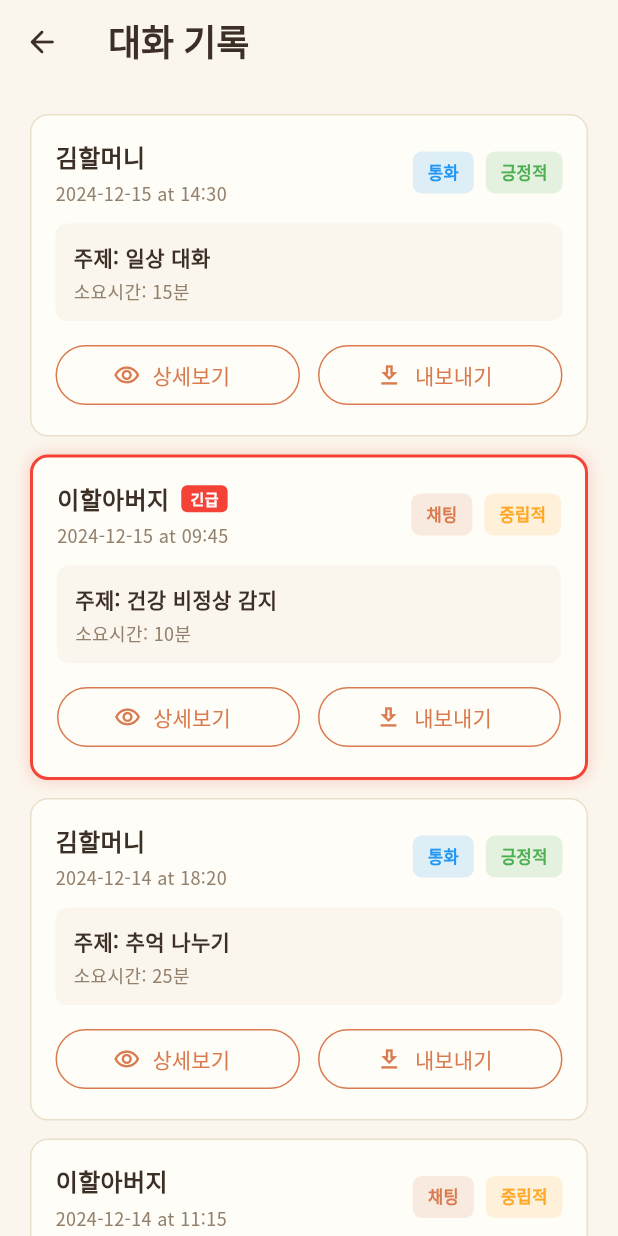
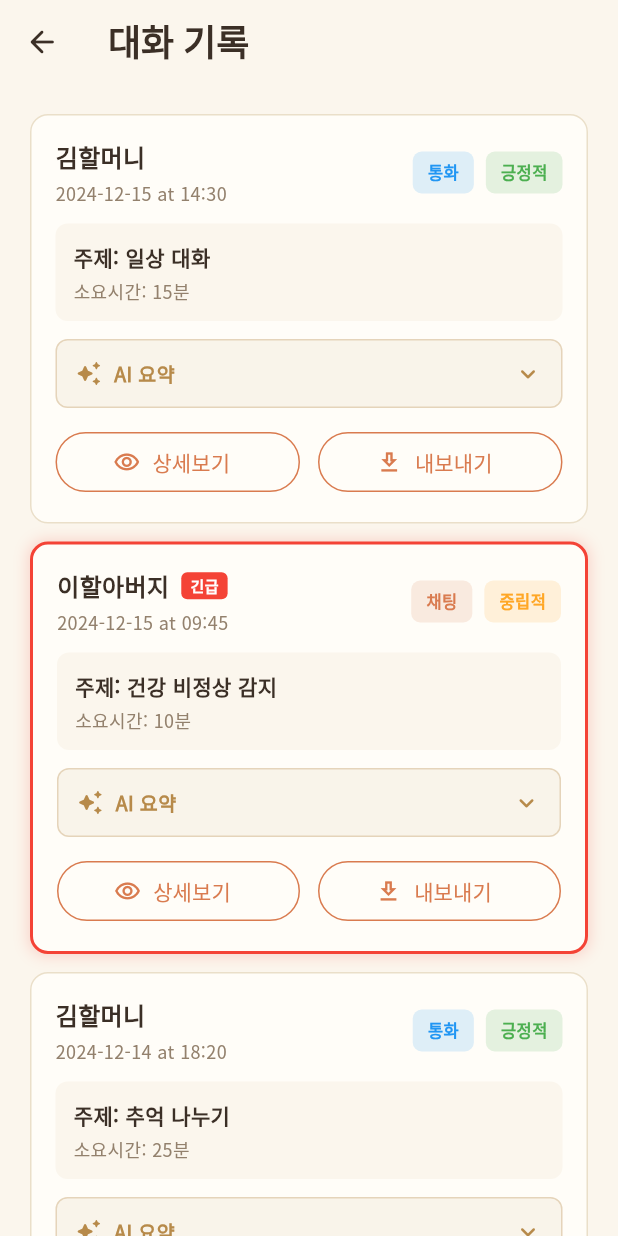
Before and after one commit to aosxou/elder-care-app, a Flutter app: the ConversationHistoryScreen screen opened directly, on a phone screen of 412 x 824 dp. Run offline on Flutter 3.47's test engine with Material 3 defaults, Android fonts, the phone set to English and light mode, and no system bars; our stand-ins replace firebase_core, firebase_messaging, fl_chart, google_fonts, shared_preferences; accounts and stored records are empty; network calls fail; Roboto replaces fonts that are missing (Noto Serif Kr).

Commit message:
B03 대화 기록 (AI 요약) - 보호자의 대화 기록 조회 및 AI 기반 요약
- conversation_history_screen.dart: StatefulWidget로 변경 (확장/축소 상태 관리)
- 각 대화 카드에 AI 요약 섹션 추가
  * 토글 가능한 AI 요약 박스 (eBrass 색상)
  * 별(auto_awesome) 아이콘으로 AI 표시
  * 확장/축소 화살표 아이콘 추가
- Mock 데이터: 각 대화에 AI 생성 요약 포함
- 통화/채팅 타입 및 긴급 상태 표시 유지
- 상세보기/내보내기 버튼 기능 유지

Co-Authored-By: Claude Haiku 4.5 <noreply@anthropic.com>

```diff
--- a/flutter_app/lib/screens/conversation_history_screen.dart
+++ b/flutter_app/lib/screens/conversation_history_screen.dart
@@ -8,14 +8,22 @@ const Color eInk = Color(0xFF3B2F26);
 const Color eInkSoft = Color(0xFF93816D);
 const Color eLine = Color(0xFFEADFC9);
 const Color eAccent = Color(0xFFD97B4F);
+const Color eBrass = Color(0xFFB78A4A);
 
-class ConversationHistoryScreen extends StatelessWidget {
+class ConversationHistoryScreen extends StatefulWidget {
   const ConversationHistoryScreen({super.key});
 
   @override
-  Widget build(BuildContext context) {
+  State<ConversationHistoryScreen> createState() =>
+      _ConversationHistoryScreenState();
+}
+
+class _ConversationHistoryScreenState extends State<ConversationHistoryScreen> {
+  Map<String, bool> _summaryExpanded = {};
+
   final List<Map<String, dynamic>> conversations = [
     {
+      'id': '1',
       'date': '2024-12-15',
       'time': '14:30',
       'elder': '김할머니',
@@ -24,8 +32,10 @@ class ConversationHistoryScreen extends StatelessWidget {
       'duration': '15분',
       'type': 'call',
       'isUrgent': false,
+      'summary': '김할머니와의 오늘 오후 통화에서 최근 일상에 대해 나누었습니다. 할머니께서는 건강하신 상태이며 기분이 좋으신 모습이었습니다. 손자/손녀 이야기와 집안일에 대해 주로 대화했습니다.',
     },
     {
+      'id': '2',
       'date': '2024-12-15',
       'time': '09:45',
       'elder': '이할아버지',
@@ -34,8 +44,10 @@ class ConversationHistoryScreen extends StatelessWidget {
       'duration': '10분',
       'type': 'chat',
       'isUrgent': true,
+      'summary': '이할아버지의 혈압이 평소보다 높게 측정되었습니다. AI 분석 결과 약간의 스트레스 상태로 보입니다. 충분한 휴식과 수분 섭취를 권장했으며, 증상이 계속되면 병원 방문을 권했습니다.',
     },
     {
+      'id': '3',
       'date': '2024-12-14',
       'time': '18:20',
       'elder': '김할머니',
@@ -44,8 +56,10 @@ class ConversationHistoryScreen extends StatelessWidget {
       'duration': '25분',
       'type': 'call',
       'isUrgent': false,
+      'summary': '김할머니와 좋은 추억들을 나누는 시간을 가졌습니다. 과거 가족 여행 경험과 어린 시절 이야기들을 함께 회상했습니다. 대화 중 할머니께서 매우 행복해하셨으며 감정 상태가 좋았습니다.',
     },
     {
+      'id': '4',
       'date': '2024-12-14',
       'time': '11:15',
       'elder': '이할아버지',
@@ -54,9 +68,22 @@ class ConversationHistoryScreen extends StatelessWidget {
       'duration': '5분',
       'type': 'chat',
       'isUrgent': false,
+      'summary': '이할아버지의 정기 약물 복용 알림 메시지입니다. 오전 11시 약물을 정상적으로 복용하셨음을 확인했습니다. 약물 부작용은 없으며 건강 상태는 안정적입니다.',
     },
   ];
 
+  void _toggleSummary(String id) {
+    setState(() {
+      if (_summaryExpanded.containsKey(id)) {
+        _summaryExpanded[id] = !_summaryExpanded[id]!;
+      } else {
+        _summaryExpanded[id] = true;
+      }
+    });
+  }
+
+  @override
+  Widget build(BuildContext context) {
     return Scaffold(
       backgroundColor: eBg,
       appBar: AppBar(
@@ -88,7 +115,10 @@ class ConversationHistoryScreen extends StatelessWidget {
 
               bool isUrgent = conv['isUrgent'] as bool? ?? false;
               String typeLabel = conv['type'] == 'call' ? '통화' : '채팅';
-              Color typeColor = conv['type'] == 'call' ? const Color(0xFF2196F3) : eAccent;
+              Color typeColor =
+                  conv['type'] == 'call' ? const Color(0xFF2196F3) : eAccent;
+              String convId = conv['id'] as String;
+              bool isSummaryExpanded = _summaryExpanded[convId] ?? false;
 
               return Container(
                 margin: const EdgeInsets.only(bottom: 12),
@@ -209,7 +239,7 @@ class ConversationHistoryScreen extends StatelessWidget {
                     ),
                     const SizedBox(height: 12),
 
-                    // 컨텐츠
+                    // 기본 정보
                     Container(
                       width: double.infinity,
                       padding: const EdgeInsets.all(12),
@@ -241,26 +271,91 @@ class ConversationHistoryScreen extends StatelessWidget {
                     ),
                     const SizedBox(height: 12),
 
+                    // AI 요약 섹션
+                    GestureDetector(
+                      onTap: () => _toggleSummary(convId),
+                      child: Container(
+                        width: double.infinity,
+                        padding: const EdgeInsets.all(12),
+                        decoration: BoxDecoration(
+                          color: eBrass.withOpacity(0.08),
+                          border: Border.all(
+                            color: eBrass.withOpacity(0.3),
+                          ),
+                          borderRadius: BorderRadius.circular(8),
+                        ),
+                        child: Column(
+                          crossAxisAlignment: CrossAxisAlignment.start,
+                          children: [
+                            Row(
+                              mainAxisAlignment: MainAxisAlignment.spaceBetween,
+                              children: [
+                                Row(
+                                  children: [
+                                    Icon(
+                                      Icons.auto_awesome_rounded,
+                                      color: eBrass,
+                                      size: 18,
+                                    ),
+                                    const SizedBox(width: 8),
+                                    Text(
+                                      'AI 요약',
+                                      style: GoogleFonts.notoSansKr(
+                                        fontSize: 13,
+                                        fontWeight: FontWeight.w700,
+                                        color: eBrass,
+                                      ),
+                                    ),
+                                  ],
+                                ),
+                                Icon(
+                                  isSummaryExpanded
+                                      ? Icons.expand_less_rounded
+                                      : Icons.expand_more_rounded,
+                                  color: eBrass,
+                                  size: 20,
+                                ),
+                              ],
+                            ),
+                            if (isSummaryExpanded) ...[
+                              const SizedBox(height: 8),
+                              Text(
+                                conv['summary'] as String,
+                                style: GoogleFonts.notoSansKr(
+                                  fontSize: 13,
+                                  color: eInk,
+                                  height: 1.5,
+                                ),
+                              ),
+                            ],
+                          ],
+                        ),
+                      ),
+                    ),
+                    const SizedBox(height: 12),
+
                     // 하단 버튼
                     Row(
                       children: [
                         Expanded(
                           child: OutlinedButton.icon(
                             onPressed: () {
-                              // 긴급 알림인 경우 즉시 알림 표시
                               if (isUrgent) {
                                 ScaffoldMessenger.of(context).showSnackBar(
                                   SnackBar(
                                     content: const Row(
                                       children: [
-                                        Icon(Icons.warning_rounded, color: Colors.white),
+                                        Icon(Icons.warning_rounded,
+                                            color: Colors.white),
                                         SizedBox(width: 12),
                                         Expanded(
-                                          child: Text('긴급: 즉시 확인 필요합니다.'),
+                                          child:
+                                              Text('긴급: 즉시 확인 필요합니다.'),
                                         ),
                                       ],
                                     ),
-                                    backgroundColor: const Color(0xFFF44336),
+                                    backgroundColor:
+                                        const Color(0xFFF44336),
                                     duration: const Duration(seconds: 3),
                                   ),
                                 );
@@ -282,7 +377,8 @@ class ConversationHistoryScreen extends StatelessWidget {
                                 ),
                               );
                             },
-                            icon: const Icon(Icons.visibility_outlined, size: 18),
+                            icon:
+                                const Icon(Icons.visibility_outlined, size: 18),
                             label: const Text('상세보기'),
                             style: OutlinedButton.styleFrom(
                               foregroundColor: eAccent,
@@ -304,7 +400,8 @@ class ConversationHistoryScreen extends StatelessWidget {
                                 ),
                               );
                             },
-                            icon: const Icon(Icons.download_outlined, size: 18),
+                            icon:
+                                const Icon(Icons.download_outlined, size: 18),
                             label: const Text('내보내기'),
                             style: OutlinedButton.styleFrom(
                               foregroundColor: eAccent,
```
Lines whose indentation alone changed are shown as unchanged.
